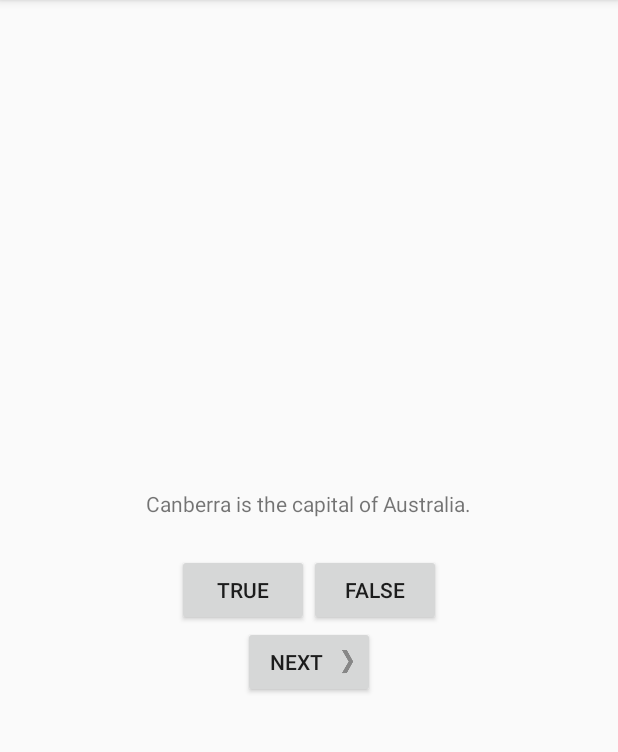
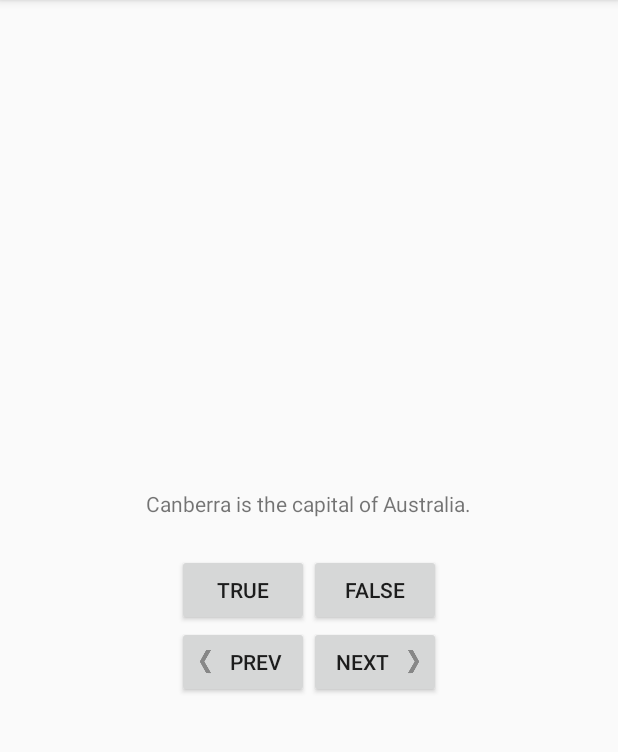
Before and after one commit to temocpalma/autotraining, an Android app: the screen it shows after launch (MainActivity), on a phone screen of 412 x 824 dp, the part 84-836 px from its top. Run offline under Robolectric (Android 15) with nearby library versions, the phone set to English and light mode, and no system bars.

Commit message:
Cap 2, Challenge 2, Add prev button

```diff
--- a/android/GeoQuiz/app/src/main/java/com/autotraining/geoquiz/MainActivity.java
+++ b/android/GeoQuiz/app/src/main/java/com/autotraining/geoquiz/MainActivity.java
@@ -13,6 +13,7 @@
 
 		private Button mTrueButton;
 		private Button mFalseButton;
+		private Button mPrevButton;
 		private Button mNextButton;
 		private TextView mQuestionTextView;
 
@@ -56,6 +57,14 @@
 						}
 				});
 
+				mPrevButton = (Button) findViewById(R.id.prev_button);
+				mPrevButton.setOnClickListener(new View.OnClickListener() {
+            @Override
+            public void onClick(View v) {
+                showPrevQuestion();
+            }
+        });
+
 				mNextButton = (Button) findViewById(R.id.next_button);
 				mNextButton.setOnClickListener(new View.OnClickListener() {
 						@Override
@@ -90,4 +99,9 @@
         mCurrentIndex = (mCurrentIndex + 1) % mQuestions.length;
         updateQuestion();
     }
+
+    private void showPrevQuestion() {
+        mCurrentIndex = mCurrentIndex > 0 ? (mCurrentIndex - 1) : (mQuestions.length - 1);
+        updateQuestion();
+    }
 }
--- a/android/GeoQuiz/app/src/main/res/layout/activity_main.xml
+++ b/android/GeoQuiz/app/src/main/res/layout/activity_main.xml
@@ -37,13 +37,25 @@
 
         </LinearLayout>
 
-        <Button
-            android:id="@+id/next_button"
+        <LinearLayout
             android:layout_width="wrap_content"
             android:layout_height="wrap_content"
-            android:text="@string/next_button"
-            android:drawableRight="@drawable/arrow_right"
-            android:drawablePadding="4dp"/>
+            android:orientation="horizontal">
+            <Button
+                android:id="@+id/prev_button"
+                android:layout_width="wrap_content"
+                android:layout_height="wrap_content"
+                android:text="@string/prev_button"
+                android:drawableLeft="@drawable/arrow_left"
+                android:drawablePadding="4dp"/>
+            <Button
+                android:id="@+id/next_button"
+                android:layout_width="wrap_content"
+                android:layout_height="wrap_content"
+                android:text="@string/next_button"
+                android:drawableRight="@drawable/arrow_right"
+                android:drawablePadding="4dp"/>
+        </LinearLayout>
     </LinearLayout>
 
 </androidx.constraintlayout.widget.ConstraintLayout>
--- a/android/GeoQuiz/app/src/main/res/values/strings.xml
+++ b/android/GeoQuiz/app/src/main/res/values/strings.xml
@@ -8,6 +8,7 @@
     <string name="question_asia">Lake Baikal is the world\'s oldest and deepest freshwater lake.</string>
     <string name="true_button">True</string>
     <string name="false_button">False</string>
+    <string name="prev_button">Prev</string>
     <string name="next_button">Next</string>
     <string name="correct_toast">Correct!</string>
     <string name="incorrect_toast">Incorrect!</string>
```
